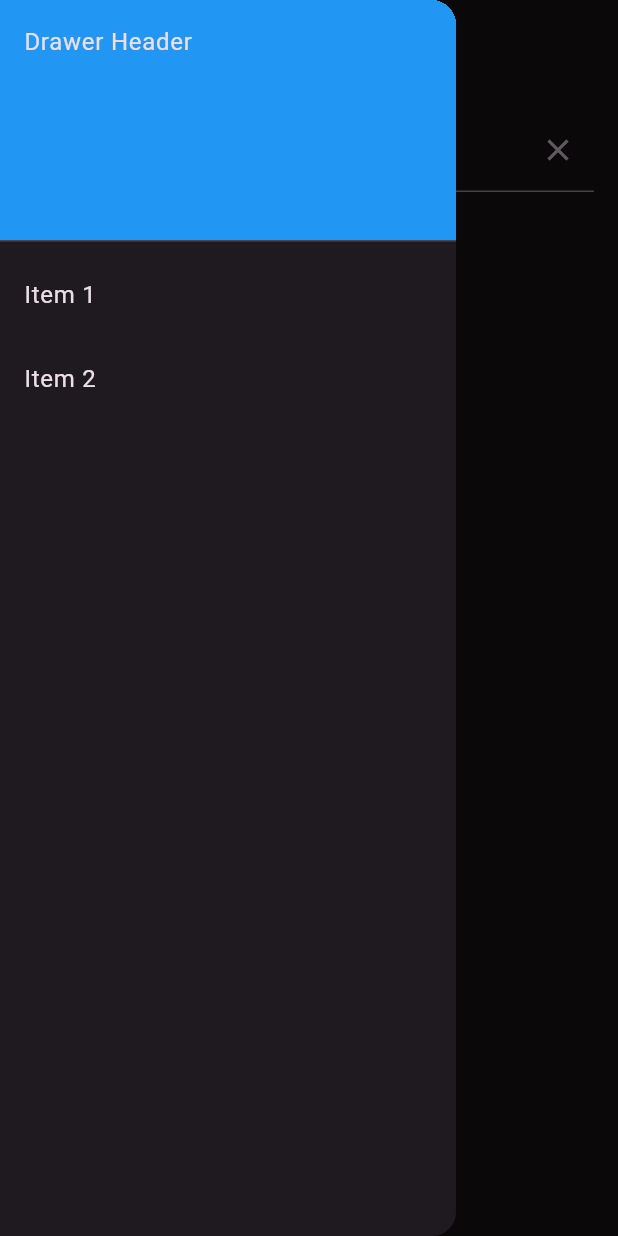
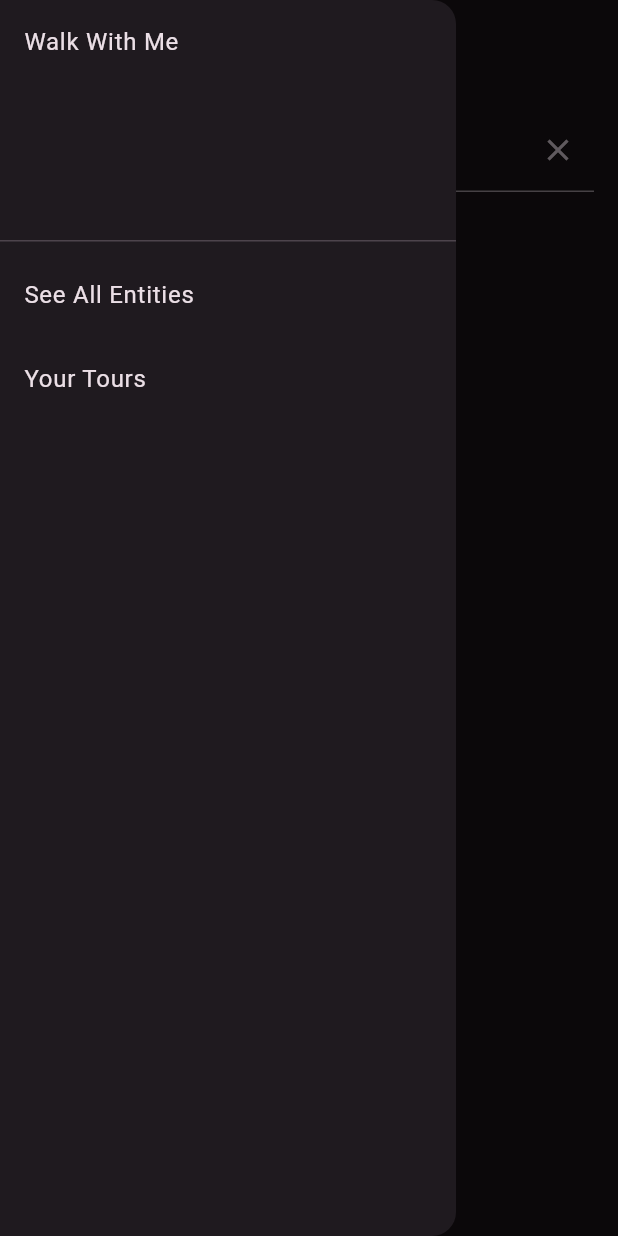
Before and after one commit to RahatIbnRafiq/wwm, a Flutter app: the screen it shows after launch, with the side drawer open, on a phone screen of 412 x 824 dp. Run offline on Flutter 3.47's test engine with Material 3 defaults, Android fonts, the phone set to English and light mode, and no system bars.

Commit message:
added entity and entities model and added intital provider coddes

```diff
--- a/lib/constants.dart
+++ b/lib/constants.dart
@@ -8,5 +8,9 @@ const String descriptionUnavilable = "No description is available";
 const String noDataFound = "No data found";
 const String addToPlaylist = "Add this to the playlist";
 const String rootWikiUrl = "https://en.wikipedia.org/wiki/";
+const String yourToursString = "Your Tours";
+const String seeAllEntities = "See All Entities";
+const String drawerHeader = "Walk With Me";
+
 const int numWikiParagraphs = 5;
 const int numberOfResults = 5;
--- a/lib/main.dart
+++ b/lib/main.dart
@@ -1,6 +1,10 @@
 import 'package:flutter/material.dart';
-import 'homepage.dart';
+import 'package:provider/provider.dart';
+import 'package:wwm/models/entities_model.dart';
+import 'pages/homepage.dart';
 import 'theme.dart';
+
+import 'package:wwm/constants.dart' as constants;
 
 void main() {
   runApp(const MyApp());
@@ -9,13 +13,15 @@ void main() {
 class MyApp extends StatelessWidget {
   const MyApp({Key? key}) : super(key: key);
 
-  // This widget is the root of your application.
   @override
   Widget build(BuildContext context) {
-    return MaterialApp(
-      title: 'Walk With Me',
-      theme: myTheme,
-      home: const Homepage(),
+    return ChangeNotifierProvider(
+      create: (context) => EntitiesModel(),
+      child: MaterialApp(
+        title: constants.appTitle,
+        theme: myTheme,
+        home: const Homepage(),
+      ),
     );
   }
 }
--- /dev/null
+++ b/lib/models/entities_model.dart
@@ -0,0 +1,12 @@
+import 'package:flutter/material.dart';
+
+class EntitiesModel extends ChangeNotifier {
+  final List<String> _entities = [];
+
+  List<String> get items => _entities;
+
+  void addItem(String item) {
+    _entities.add(item);
+    notifyListeners();
+  }
+}
--- /dev/null
+++ b/lib/models/entity_model.dart
@@ -0,0 +1,21 @@
+class Entity {
+  final String? title;
+  final String? shortDescription;
+  final String wikiKey;
+  String wikiTitle = "";
+  String fullDescription = "";
+
+  Entity({
+    required this.title,
+    required this.shortDescription,
+    required this.wikiKey,
+  });
+
+  factory Entity.fromJson(Map<String, dynamic> json) {
+    return Entity(
+      title: json['title'],
+      shortDescription: json['description'],
+      wikiKey: json['key'],
+    );
+  }
+}
--- a/lib/homepage.dart
+++ b/lib/pages/homepage.dart
@@ -4,6 +4,7 @@ import 'package:wwm/service/wiki_service.dart';
 import 'package:wwm/constants.dart' as constants;
 import 'package:wwm/widgets/search_result.dart';
 import 'package:wwm/widgets/wwm_drawer.dart';
+import 'package:wwm/models/entity_model.dart';
 
 class Homepage extends StatefulWidget {
   const Homepage({Key? key}) : super(key: key);
--- a/lib/service/wiki_service.dart
+++ b/lib/service/wiki_service.dart
@@ -7,28 +7,7 @@ import 'package:html/parser.dart' as parser;
 import 'package:wwm/constants.dart' as constants;
 import 'package:wwm/sensitive.dart' as sensitive;
 import 'package:wwm/utility/utility.dart';
-
-class Entity {
-  final String? title;
-  final String? shortDescription;
-  final String wikiKey;
-  String wikiTitle = "";
-  String fullDescription = "";
-
-  Entity({
-    required this.title,
-    required this.shortDescription,
-    required this.wikiKey,
-  });
-
-  factory Entity.fromJson(Map<String, dynamic> json) {
-    return Entity(
-      title: json['title'],
-      shortDescription: json['description'],
-      wikiKey: json['key'],
-    );
-  }
-}
+import 'package:wwm/models/entity_model.dart';
 
 class WikiService {
   Future<void> getEntityDetails(Entity entity) async {
--- a/lib/widgets/wwm_drawer.dart
+++ b/lib/widgets/wwm_drawer.dart
@@ -1,4 +1,6 @@
 import 'package:flutter/material.dart';
+
+import 'package:wwm/constants.dart' as constants;
 
 class WWMDrawer extends StatelessWidget {
   const WWMDrawer({Key? key}) : super(key: key);
@@ -10,22 +12,14 @@ class WWMDrawer extends StatelessWidget {
         padding: EdgeInsets.zero,
         children: [
           const DrawerHeader(
-            child: Text('Drawer Header'),
-            decoration: BoxDecoration(
-              color: Colors.blue,
-            ),
+            child: Text(constants.drawerHeader),
           ),
           ListTile(
-            title: const Text('Item 1'),
-            onTap: () {
-              // Update the state of the app
-              // ...
-              // Then close the drawer
-              Navigator.pop(context);
-            },
+            title: const Text(constants.seeAllEntities),
+            onTap: () {},
           ),
           ListTile(
-            title: const Text('Item 2'),
+            title: const Text(constants.yourToursString),
             onTap: () {
               // // Update the state of the app
               // // ...
--- a/pubspec.yaml
+++ b/pubspec.yaml
@@ -37,6 +37,7 @@ dependencies:
   http: ^1.2.0
   flutter_spinkit: ^5.2.0
   html: ^0.15.4
+  provider: ^6.1.1
 
 dev_dependencies:
   flutter_test:
```
Also changed, not shown: lib/pages/see_all_entities.dart (added, +27 -0 lines).
